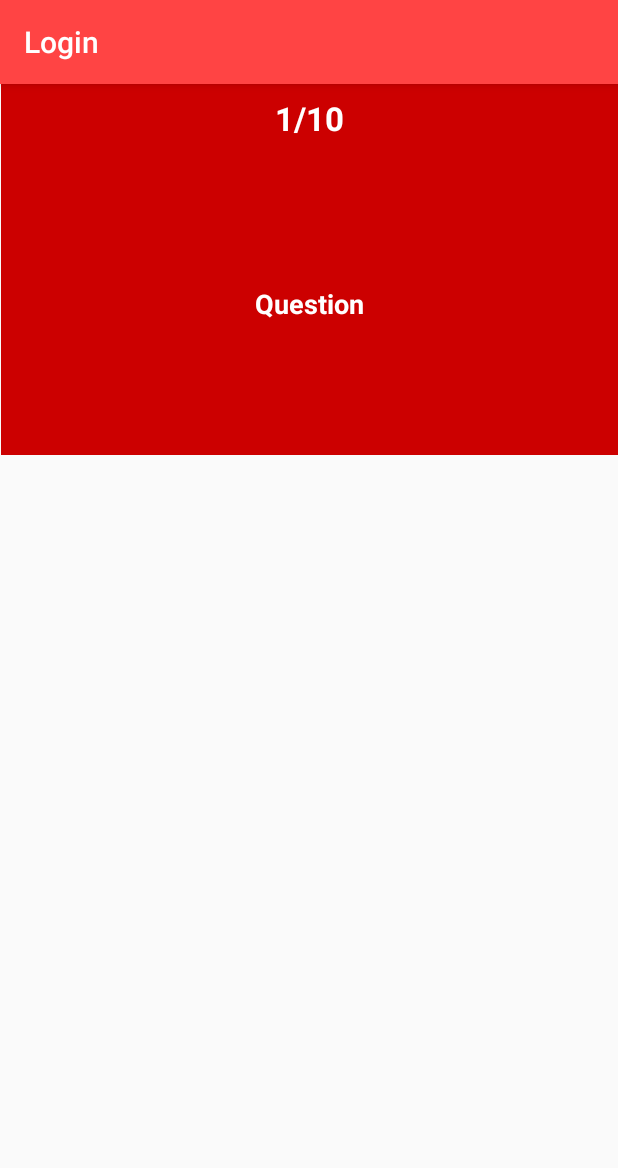
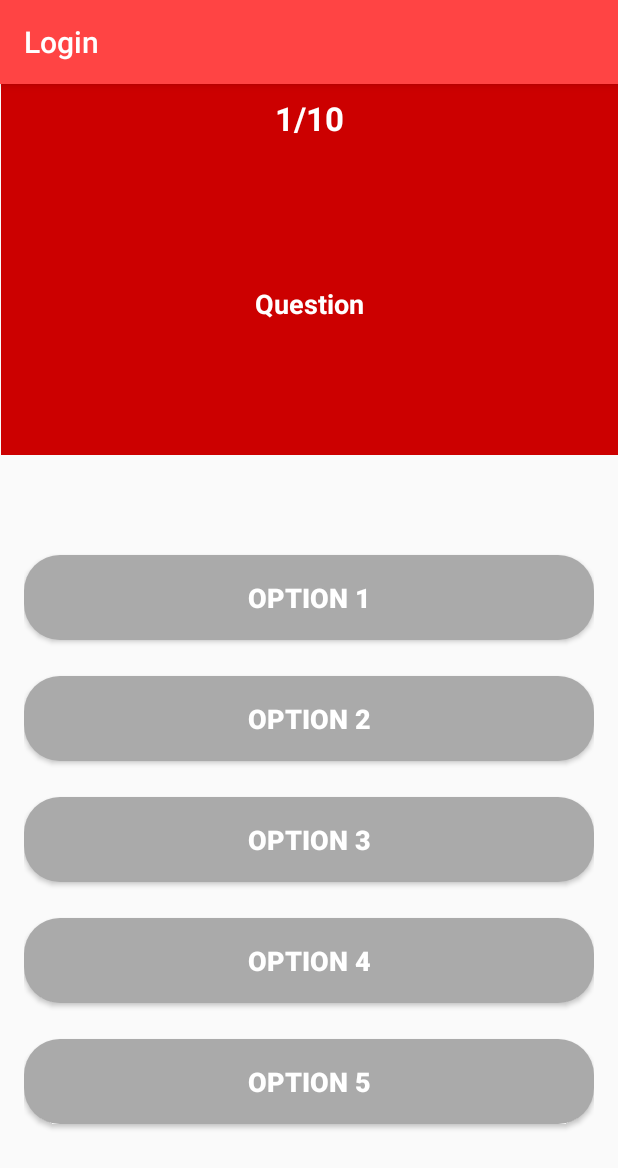
Before and after one commit to marcanio/Smart-Match, an Android app: the SecondActivity screen opened directly, with no data from a screen before it, on a phone screen of 412 x 824 dp. Shown: the top 1168 px of the screen. Run offline under Robolectric (Android 15) with nearby library versions, the phone set to English and light mode, and no system bars.

Commit message:
Quiz layout

```diff
--- /dev/null
+++ b/FrontEnd/app/src/main/res/drawable/frame.xml
@@ -0,0 +1,5 @@
+<?xml version="1.0" encoding="utf-8"?>
+<shape xmlns:android="http://schemas.android.com/apk/res/android">
+    <corners android:radius="24dp" />
+    <solid android:color="@android:color/darker_gray"/>
+</shape>
--- a/FrontEnd/app/src/main/res/layout/activity_second.xml
+++ b/FrontEnd/app/src/main/res/layout/activity_second.xml
@@ -7,6 +7,7 @@
     tools:context=".SecondActivity">
 
     <LinearLayout
+        android:id="@+id/linearLayout"
         android:layout_width="wrap_content"
         android:layout_height="wrap_content"
         android:background="@android:color/holo_red_dark"
@@ -16,7 +17,7 @@
         app:layout_constraintTop_toTopOf="parent">
 
         <TextView
-            android:id="@+id/textView2"
+            android:id="@+id/quest_num"
             android:layout_width="411dp"
             android:layout_height="wrap_content"
             android:gravity="center"
@@ -27,14 +28,92 @@
             android:textStyle="bold" />
 
         <TextView
-            android:id="@+id/textView"
+            android:id="@+id/question"
             android:layout_width="match_parent"
             android:layout_height="170dp"
+            android:layout_margin="16dp"
+            android:gravity="center"
+            android:text="Question"
             android:textColor="@android:color/background_light"
-            android:layout_margin="16dp"
-            android:textStyle="bold"
             android:textSize="18sp"
-            android:gravity="center"
-            android:text="Question" />
+            android:textStyle="bold" />
+    </LinearLayout>
+
+    <LinearLayout
+        android:layout_width="0dp"
+        android:layout_height="0dp"
+        android:layout_marginStart="16dp"
+        android:layout_marginLeft="16dp"
+        android:layout_marginTop="32dp"
+        android:layout_marginEnd="16dp"
+        android:layout_marginRight="16dp"
+        android:layout_marginBottom="16dp"
+        android:orientation="vertical"
+        android:gravity="center"
+        app:layout_constraintBottom_toBottomOf="parent"
+        app:layout_constraintEnd_toEndOf="parent"
+        app:layout_constraintStart_toStartOf="parent"
+        app:layout_constraintTop_toBottomOf="@+id/linearLayout">
+
+        <Button
+            android:id="@+id/option1"
+            android:layout_width="match_parent"
+            android:layout_height="wrap_content"
+            android:textColor="@android:color/background_light"
+            android:background="@drawable/frame"
+            android:padding="16dp"
+            android:elevation="3dp"
+            android:text="Option 1"
+            android:textSize="18sp"
+            android:layout_marginBottom="24dp"
+            android:textStyle="bold"/>
+        <Button
+            android:id="@+id/option2"
+            android:layout_width="match_parent"
+            android:layout_height="wrap_content"
+            android:textColor="@android:color/background_light"
+            android:background="@drawable/frame"
+            android:padding="16dp"
+            android:elevation="3dp"
+            android:text="Option 2"
+            android:textSize="18sp"
+            android:layout_marginBottom="24dp"
+            android:textStyle="bold"/>
+        <Button
+            android:id="@+id/option3"
+            android:layout_width="match_parent"
+            android:layout_height="wrap_content"
+            android:textColor="@android:color/background_light"
+            android:background="@drawable/frame"
+            android:padding="16dp"
+            android:elevation="3dp"
+            android:text="Option 3"
+            android:textSize="18sp"
+            android:layout_marginBottom="24dp"
+            android:textStyle="bold"/>
+        <Button
+            android:id="@+id/option4"
+            android:layout_width="match_parent"
+            android:layout_height="wrap_content"
+            android:textColor="@android:color/background_light"
+            android:background="@drawable/frame"
+            android:padding="16dp"
+            android:elevation="3dp"
+            android:text="Option 4"
+            android:textSize="18sp"
+            android:layout_marginBottom="24dp"
+            android:textStyle="bold"/>
+        <Button
+            android:id="@+id/option5"
+            android:layout_width="match_parent"
+            android:layout_height="wrap_content"
+            android:textColor="@android:color/background_light"
+            android:background="@drawable/frame"
+            android:padding="16dp"
+            android:elevation="3dp"
+            android:text="Option 5"
+            android:textSize="18sp"
+            android:layout_marginBottom="24dp"
+            android:textStyle="bold"/>
     </LinearLayout>
 </androidx.constraintlayout.widget.ConstraintLayout>
--- a/FrontEnd/app/src/main/res/values/styles.xml
+++ b/FrontEnd/app/src/main/res/values/styles.xml
@@ -4,7 +4,7 @@
         <!-- Customize your theme here. -->
         <item name="colorPrimary">@android:color/holo_red_light</item>
         <item name="colorPrimaryDark">@android:color/holo_red_dark</item>
-        <item name="colorAccent">@android:color/darker_gray</item>
+        <item name="colorAccent">@android:color/background_light</item>
     </style>
 
 </resources>
```
